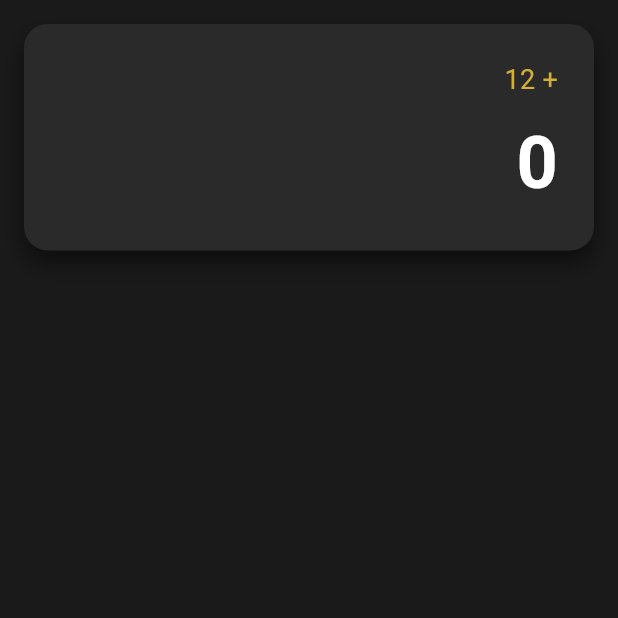
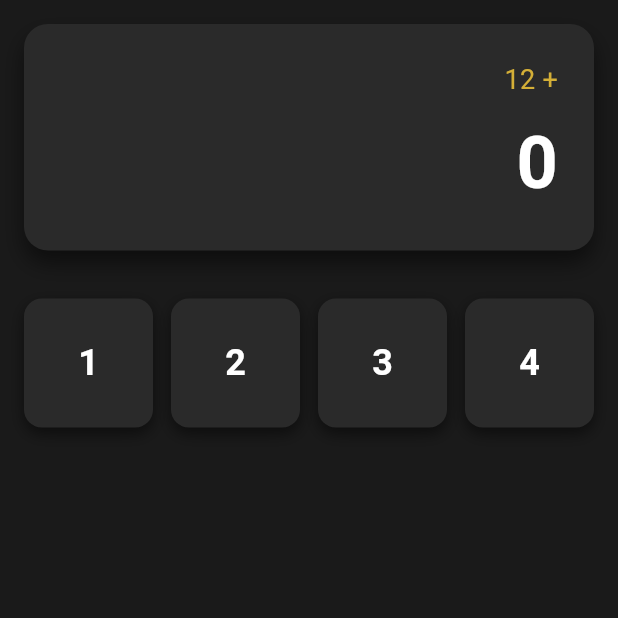
Before and after one commit to tatiana1104/calculadora, a Flutter app: the screen it shows after launch, on a phone screen of 412 x 824 dp, the top half of it. Run offline on Flutter 3.47's test engine with Material 3 defaults, Android fonts, the phone set to English and light mode, and no system bars.

Commit message:
Agregar GridView de 4 columnas con espaciado y shrinkWrap

```diff
--- a/lib/main.dart
+++ b/lib/main.dart
@@ -27,7 +27,7 @@ class CalculatorApp extends StatelessWidget {
 class CalculatorScreen extends StatelessWidget {
   const CalculatorScreen({super.key});
 
-  // === COMMIT 9: Mejorar estilo base de los botones ===
+  // === Botón base (Commit 8 + 9) ===
   Widget _buildButton(String label) {
     return Container(
       decoration: BoxDecoration(
@@ -36,8 +36,8 @@ class CalculatorScreen extends StatelessWidget {
         boxShadow: [
           BoxShadow(
             color: Colors.black.withOpacity(0.5), // Sombra suave
-            blurRadius: 8, // Difusión de sombra
-            offset: const Offset(0, 4), // Dirección de la sombra
+            blurRadius: 8, // Difusión
+            offset: const Offset(0, 4), // Dirección sombra
           ),
         ],
       ),
@@ -45,8 +45,8 @@ class CalculatorScreen extends StatelessWidget {
         child: Text(
           label, // Texto del botón
           style: const TextStyle(
-            fontSize: 24, // Tamaño del texto
-            fontWeight: FontWeight.bold, // Negrita
+            fontSize: 24,
+            fontWeight: FontWeight.bold,
             color: Colors.white, // Texto blanco
           ),
         ),
@@ -100,6 +100,22 @@ class CalculatorScreen extends StatelessWidget {
                   ],
                 ),
               ),
+
+              const SizedBox(height: 32), // Espacio entre display y keypad
+
+              // === COMMIT 10: GridView con 4 columnas ===
+              GridView.count(
+                crossAxisCount: 4, // Número de columnas
+                crossAxisSpacing: 12, // Espacio horizontal
+                mainAxisSpacing: 12, // Espacio vertical
+                shrinkWrap: true, // Ajusta GridView al contenido
+                children: [
+                  _buildButton("1"),
+                  _buildButton("2"),
+                  _buildButton("3"),
+                  _buildButton("4"),
+                ],
+              ),
             ],
           ),
         ),
```
